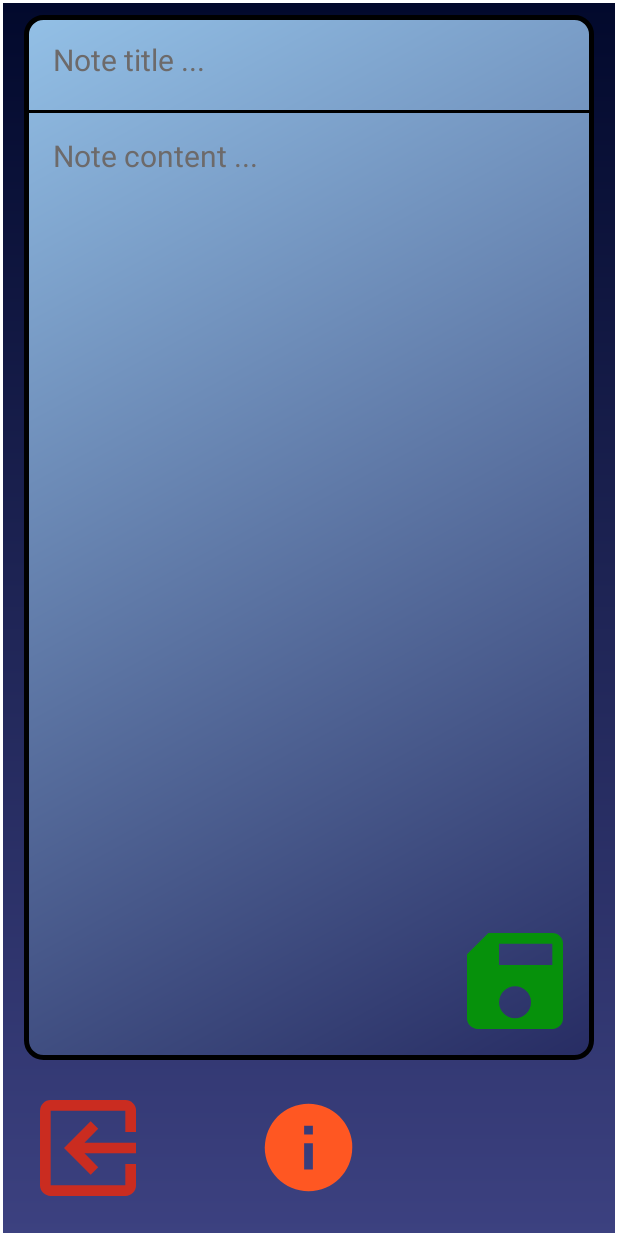
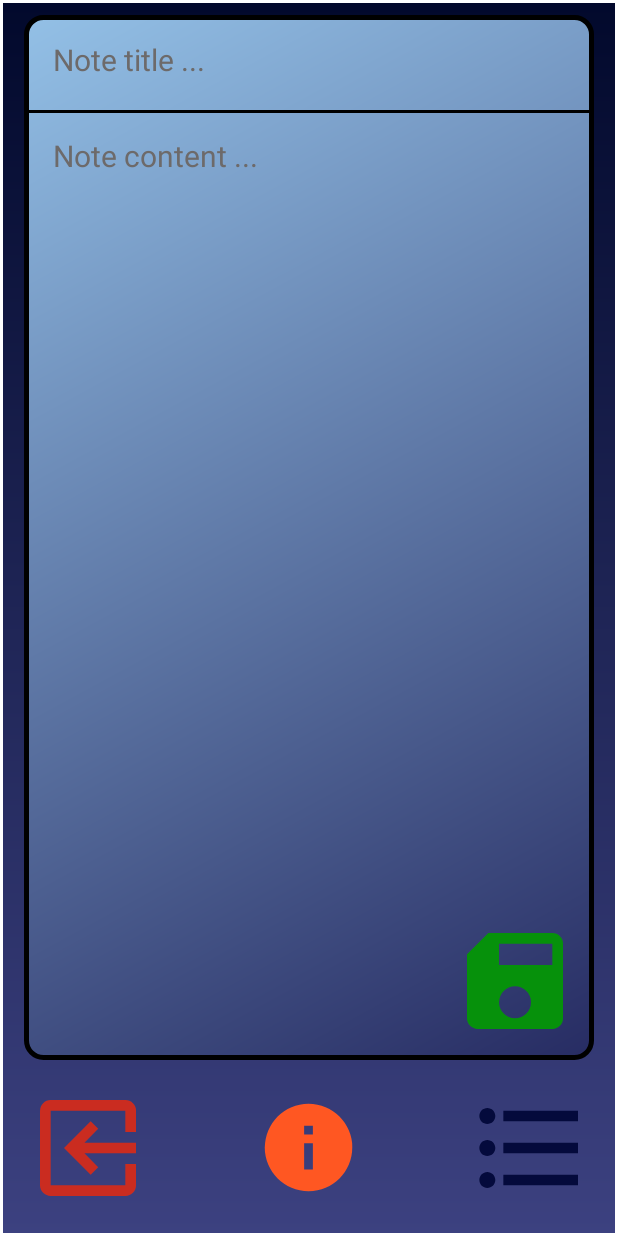
Before and after one commit to iskmz/JustNotes, an Android app: the screen it shows after launch (MainActivity), after a tap on an icon or button, on a phone screen of 412 x 824 dp. Run offline under Robolectric (Android 15) with nearby library versions, the light colour scheme and no system bars.

Commit message:
finished ADD NOTES functionality: SQL & fragments

```diff
--- a/app/src/main/java/com/iskandar/justnotes/MainActivity.kt
+++ b/app/src/main/java/com/iskandar/justnotes/MainActivity.kt
@@ -22,6 +22,10 @@ import kotlinx.android.synthetic.main.list_header.view.*
 import java.text.SimpleDateFormat
 import java.util.*
 import java.io.File
+import android.provider.SyncStateContract.Helpers.update
+import android.content.ContentValues
+import android.widget.ImageButton
+import android.widget.Toast
 
 
 /////////////////////////// DATA classes ( & SQLLITE) ////////////////////////////////////////
@@ -69,6 +73,21 @@ class NotesDB(context:Context) : SQLiteOpenHelper(context,"myNotes.db",null,1)
 
     fun getNotesTable():Cursor = db.rawQuery("SELECT * FROM "+TABLE_NAME,null)
 
+    fun addNoteNow(title : String, body : String) : Boolean {
+        //create instance of ContentValues to hold our values
+        val myValues = ContentValues()
+        val datetime = System.currentTimeMillis().toString()
+        //insert data by key and value
+        myValues.put(COL_DATETIME,datetime)
+        myValues.put(COL_TITLE,title)
+        myValues.put(COL_BODY,body)
+        // INSERT new row //
+        // put values in table and get res (row id) // if res = -1 then ERROR //
+        val res = db.insert(TABLE_NAME, null, myValues)
+        //return true if we not get -1, error
+        return res != (-1).toLong()
+    }
+
     override fun onUpgrade(db: SQLiteDatabase?, oldVersion: Int, newVersion: Int) {}
 
 }
@@ -80,6 +99,11 @@ class MainActivity : AppCompatActivity() {
     private lateinit var fm : FragmentManager
     private lateinit var noteListFragment: NoteListFragment
     private lateinit var addNoteFragment: AddNoteFragment
+
+    companion object {
+        val TAG_FRAG_NOTELIST = "NOTELIST"
+        val TAG_FRAG_ADDNOTE = "ADDNOTE"
+    }
 
 
     override fun onCreate(savedInstanceState: Bundle?) {
@@ -95,7 +119,10 @@ class MainActivity : AppCompatActivity() {
         addNoteFragment = AddNoteFragment()
         fm = supportFragmentManager
         fm.beginTransaction()
-                .add(R.id.layContainer, noteListFragment)
+                .add(R.id.layContainer, noteListFragment, TAG_FRAG_NOTELIST)
+                .add(R.id.layContainer,addNoteFragment, TAG_FRAG_ADDNOTE)
+                .replace(R.id.layContainer,noteListFragment)
+                .addToBackStack(null)
                 .commit()
     }
 
@@ -104,14 +131,21 @@ class MainActivity : AppCompatActivity() {
         btnExit.setOnClickListener { finish() }
         btnAbout.setOnClickListener { showAboutDialog() }
         btnAddNote.setOnClickListener {
-            it.visibility = View.INVISIBLE
-            switchTo(addNoteFragment)
+            it.visibility = View.GONE
+            btnBackToList.visibility = View.VISIBLE
+            switchTo(addNoteFragment, TAG_FRAG_ADDNOTE)
+        }
+
+        btnBackToList.setOnClickListener {
+            it.visibility = View.GONE
+            btnAddNote.visibility = View.VISIBLE
+            switchTo(noteListFragment, TAG_FRAG_NOTELIST)
         }
     }
 
-    private fun switchTo(frg: Fragment) {
+    private fun switchTo(frg: Fragment, tag: String) {
         fm.beginTransaction()
-            .replace(R.id.layContainer, frg)
+            .replace(R.id.layContainer, frg,tag)
             .commit()
     }
 
@@ -220,12 +254,41 @@ class AddNoteFragment : Fragment() {
 
     private fun saveNote(title: String, body: String) {
 
+        val notesDB = NotesDB(context!!)
+
+        if(notesDB.addNoteNow(title,body))
+        {
+            Toast.makeText(context,"Note was added successfully!",Toast.LENGTH_LONG).show()
+
+            // switch buttons visibility !! //
+            val vBtnBackToList = myView.rootView.findViewById<ImageButton>(R.id.btnBackToList)
+            val vBtnAddNote = myView.rootView.findViewById<ImageButton>(R.id.btnAddNote)
+            vBtnBackToList.visibility = View.GONE
+            vBtnAddNote.visibility = View.VISIBLE
+
+            // return to notelist fragment !! //
+            val fm = activity!!.supportFragmentManager
+            val noteListFragment = fm.findFragmentByTag(MainActivity.TAG_FRAG_NOTELIST)!!
+            fm.beginTransaction()
+                .replace(R.id.layContainer, noteListFragment)
+                .commit()
+        }
+        else
+        {
+            Toast.makeText(context,"ERROR while adding note !!!",Toast.LENGTH_LONG).show()
+        }
+
 
     }
 
     private fun checkFields(title: String, body: String): Boolean {
 
+        if(title.isEmpty() || body.isEmpty())
+        {
+            Toast.makeText(context,"BOTH fields must NOT be empty!",Toast.LENGTH_LONG).show()
             return false
+        }
+        return true
     }
 
 }
--- /dev/null
+++ b/app/src/main/res/drawable/ic_list.xml
@@ -0,0 +1,9 @@
+<vector xmlns:android="http://schemas.android.com/apk/res/android"
+        android:width="24dp"
+        android:height="24dp"
+        android:viewportWidth="24.0"
+        android:viewportHeight="24.0">
+    <path
+        android:fillColor="#FF000000"
+        android:pathData="M4,10.5c-0.83,0 -1.5,0.67 -1.5,1.5s0.67,1.5 1.5,1.5 1.5,-0.67 1.5,-1.5 -0.67,-1.5 -1.5,-1.5zM4,4.5c-0.83,0 -1.5,0.67 -1.5,1.5S3.17,7.5 4,7.5 5.5,6.83 5.5,6 4.83,4.5 4,4.5zM4,16.5c-0.83,0 -1.5,0.68 -1.5,1.5s0.68,1.5 1.5,1.5 1.5,-0.68 1.5,-1.5 -0.67,-1.5 -1.5,-1.5zM7,19h14v-2L7,17v2zM7,13h14v-2L7,11v2zM7,5v2h14L21,5L7,5z"/>
+</vector>
--- a/app/src/main/res/layout/activity_main.xml
+++ b/app/src/main/res/layout/activity_main.xml
@@ -43,7 +43,17 @@
                                      android:layout_centerVertical="true" android:tint="#06910B"
                                      android:background="#00000000"
                                      android:scaleX="-1" android:scaleType="fitXY"
+                                     android:visibility="visible"
                                      android:src="@drawable/ic_add"/>
+
+
+                        <ImageButton android:id="@+id/btnBackToList"
+                                     android:layout_alignParentEnd="true"
+                                     android:layout_width="85dp" android:layout_height="85dp"
+                                     android:layout_centerVertical="true" android:tint="#040A3C"
+                                     android:background="#00000000" android:scaleType="fitXY"
+                                     android:visibility="gone"
+                                     android:src="@drawable/ic_list"/>
 
 
                 </RelativeLayout>
```
